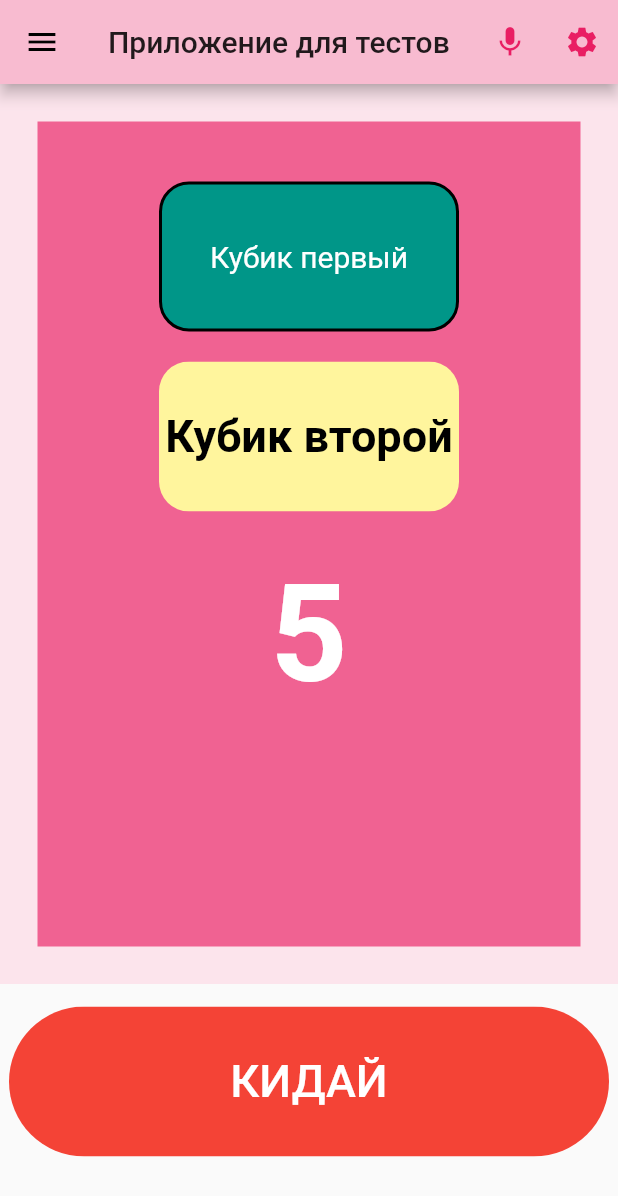
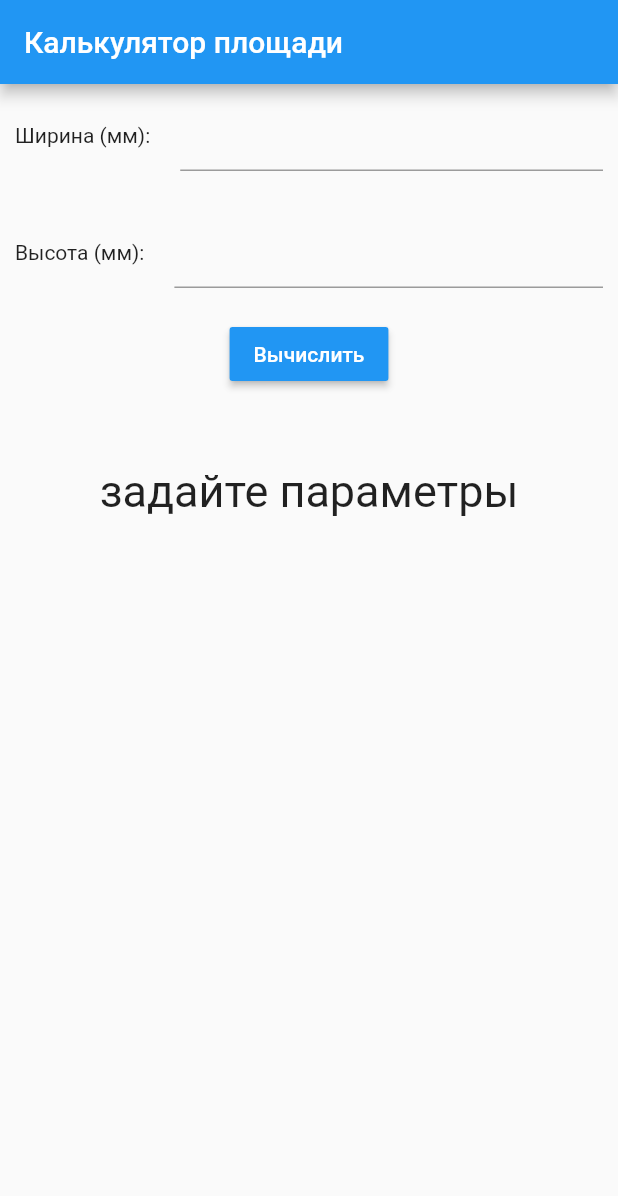
Before and after one commit to IgorLIS/flut_log_ui, a Flutter app: the screen it shows after launch, on a phone screen of 412 x 824 dp. Shown: the top 1196 px of the screen. Run offline on Flutter 3.47's test engine with Material 2 defaults, Android fonts, the phone set to English and light mode, and no system bars.

Commit message:
new files

```diff
--- a/hi/lib/main.dart
+++ b/hi/lib/main.dart
@@ -1,141 +1,81 @@
 import 'package:flutter/material.dart';
 
-void main() => runApp(MyApp());
+class MyCalulateArea extends StatefulWidget {
+  @override
+  State<StatefulWidget> createState() => MyCalulateAreaState();
+}
 
-class MyApp extends StatelessWidget {
-  @override
+class MyCalulateAreaState extends State<MyCalulateArea> {
+  final _formKey = GlobalKey<FormState>();
+  int _width;
+  int _height;
+  int _area;
+
   Widget build(BuildContext context) {
-    return MaterialApp(
-      title: 'fist programm',
-      debugShowCheckedModeBanner: false,
-      theme: ThemeData(
+    return new Form(
+        key: _formKey,
+        child: new Column(children: [
+          new Row(children: <Widget>[
+            new Container(
+                padding: EdgeInsets.all(10.0), child: new Text('Ширина (мм):')),
+            new Expanded(
+                child: Container(
+                    padding: EdgeInsets.all(10.0),
+                    child: new TextFormField(validator: (value) {
+                      if (value.isEmpty) return 'Задайте Ширину';
 
-        primaryColor: Colors.pink[100],
-      ),
-      home: OnePage(),
-    );
+                      try {
+                        _width = int.parse(value);
+                      } catch (e) {
+                        _width = null;
+                        return e.toString();
+                      }
+                    }))),
+          ]),
+          new SizedBox(height: 10.0),
+          new Row(children: <Widget>[
+            new Container(
+                padding: EdgeInsets.all(10.0), child: new Text('Высота (мм):')),
+            new Expanded(
+                child: Container(
+                    padding: EdgeInsets.all(10.0),
+                    child: new TextFormField(validator: (value) {
+                      if (value.isEmpty) return 'Задайте Высоту';
+
+                      try {
+                        _height = int.parse(value);
+                      } catch (e) {
+                        _height = null;
+                        return e.toString();
+                      }
+                    }))),
+          ]),
+          new SizedBox(height: 10.0),
+          new RaisedButton(
+            onPressed: () {
+              if (_formKey.currentState.validate()) {
+                setState(() {
+                  if (_width is int && _height is int) _area = _width * _height;
+                });
+              }
+            },
+            child: Text('Вычислить'),
+            color: Colors.blue,
+            textColor: Colors.white,
+          ),
+          new SizedBox(height: 50.0),
+          new Text(
+            _area == null
+                ? 'задайте параметры'
+                : 'S = $_width * $_height = ${_area} (мм2)',
+            style: TextStyle(fontSize: 30.0),
+          )
+        ]));
   }
 }
 
-class OnePage extends StatelessWidget {
-  @override
-  Widget build(BuildContext context) {
-    return Scaffold(
-      appBar: AppBar(
-        leading: Icon(Icons.menu),
-        title: Text('Приложение для тестов'),
-        actions: <Widget>[
-          IconButton(
-              icon: Icon(
-                Icons.mic,
-                color: Colors.pink,
-              ),
-              onPressed: null),
-          IconButton(
-              icon: Icon(
-                Icons.settings,
-                color: Colors.pink,
-              ),
-              onPressed: null),
-        ],
-      ),
-      body: Column(
-        children: <Widget>[
-          Container(
-            padding: EdgeInsets.all(25.0),
-            color: Colors.pink[50],
-            child: Center(
-              child: Container(
-                width: 400,
-                height: 550,
-                color: Colors.pink[300],
-                child: Column(
-                  children: <Widget>[
-                    SizedBox(
-                      height: 40,
-                    ),
-                    Container(
-                        width: 200,
-                        height: 100,
-                        decoration: BoxDecoration(
-                          color: Colors.teal,
-                          border: Border.all(width:2.0),
-                          borderRadius: BorderRadius.circular(20),
-                        ),
-                        child: Center(
-                          child: Text(
-                            'Кубик первый',
-                            style: TextStyle(
-                              color: Colors.white,
-                              fontSize: 20,
-                            ),
-                          ),
-                        )),
-                    SizedBox(
-                      height: 20,
-                    ),
-                    ClipRRect(
-                      child: Container(
-                        width: 200,
-                        height: 100,
-                        color: Colors.yellow[200],
-                        child: Center(
-                          child: Text(
-                            'Кубик второй',
-                            style: TextStyle(
-                              color: Colors.black,
-                              fontSize: 30, fontWeight: FontWeight.bold,
-                            ),
-                          ),
-                        ),
-                      ),
-                      borderRadius: BorderRadius.circular(20.0),
-                    ),
-                    SizedBox(
-                      height: 30,
-                    ),
-                    Text(
-                      '5',
-                      style: TextStyle(
-                          color: Colors.white,
-                          fontSize: 90,
-                          fontWeight: FontWeight.bold),
-                    ),
-                  ],
-                ),
-                // decoration: BoxDecoration(
-                //   border: Border.all(
-                //     color: Colors.teal,
-                //     width: 10,
-                //   ),
-                //   // borderRadius:BorderRadius.circular(12),
-                // ),
-              ),
-            ),
-          ),
-          SizedBox(
-            height: 15,
-          ),
-          ClipRRect(
-            child: Container(
-              width: 400,
-              height: 100,
-              color: Colors.red,
-              child: FlatButton(
-                onPressed: null,
-                child: Text(
-                  'КИДАЙ',
-                  style: TextStyle(
-                    color: Colors.white,
-                    fontSize: 30,
-                  ),
-                ),
-              ),
-            ),
-            borderRadius: BorderRadius.circular(60),
-          ),
-        ],
-      ),
-    );
-  }
-}
+void main() => runApp(new MaterialApp(
+    debugShowCheckedModeBanner: false,
+    home: new Scaffold(
+        appBar: new AppBar(title: new Text('Калькулятор площади')),
+        body: new MyCalulateArea())));
```
Also changed, not shown: hi/lib/main1.dart (added, +192 -0 lines), hi/lib/main2.dart (added, +54 -0 lines).
